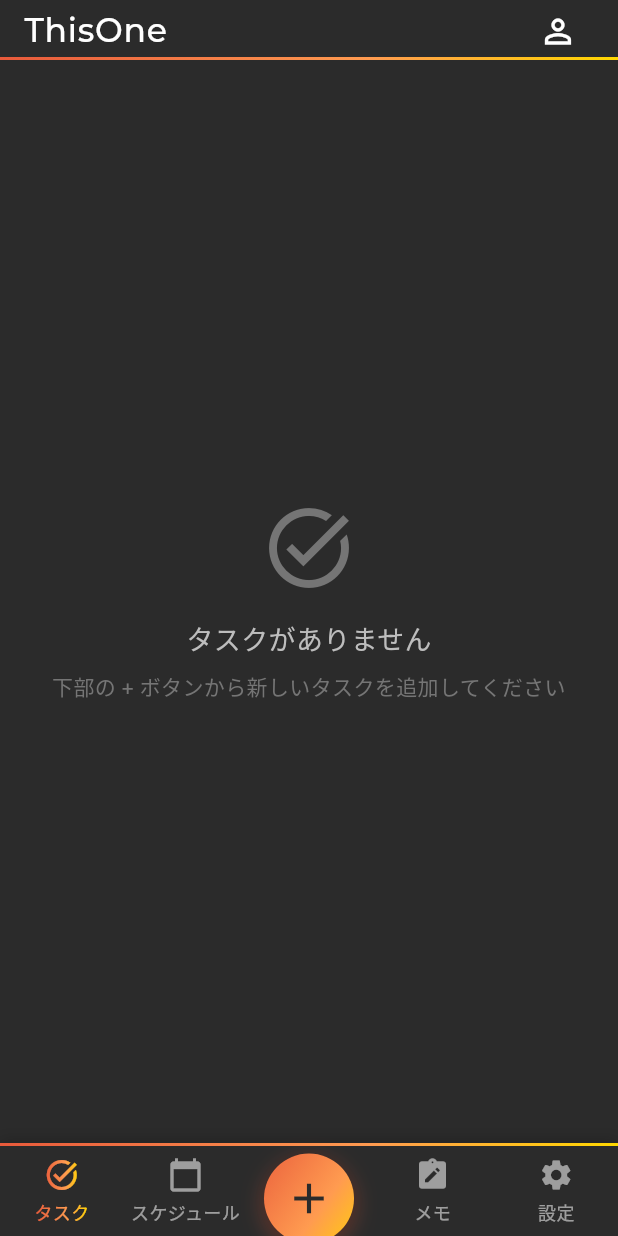
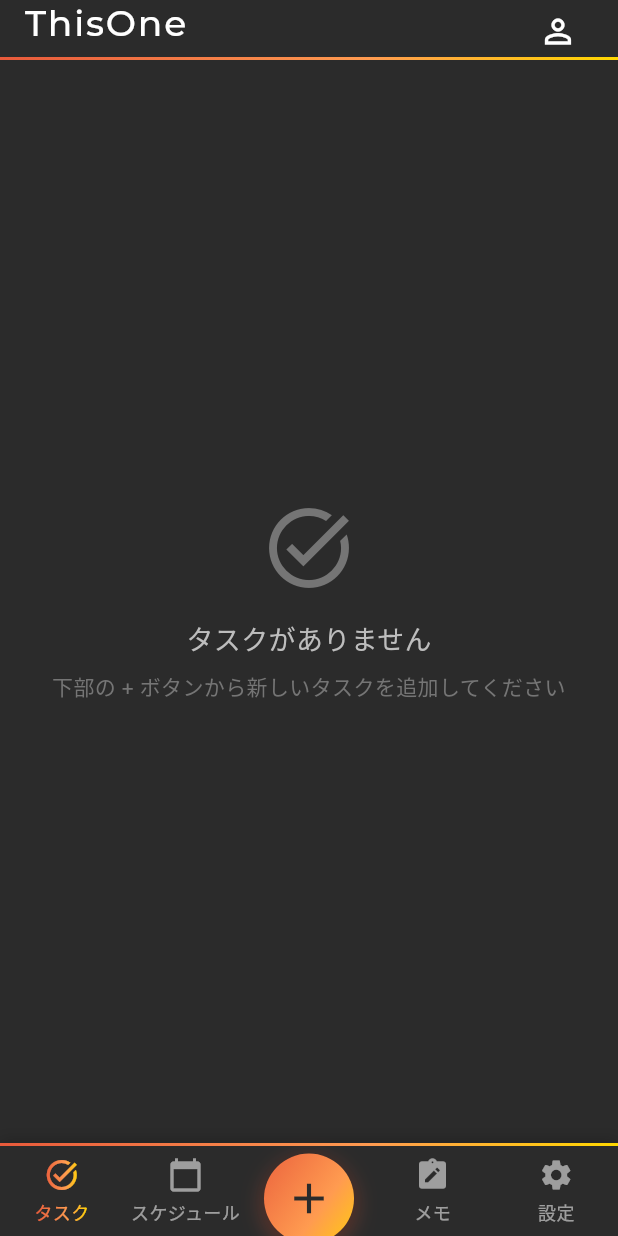
Before and after one commit to Kamon-Tahara-504/ThisOne-NewRepository, a Flutter app: the screen it shows after launch, on a phone screen of 412 x 824 dp. Run offline on Flutter 3.47's test engine with Material 3 defaults, Android fonts, the light colour scheme and no system bars; our stand-ins replace google_fonts, supabase_flutter, table_calendar; accounts and stored records are empty.

Commit message:
v1.0.9-dev ヘッダーの微調整

```diff
--- a/lib/main.dart
+++ b/lib/main.dart
@@ -108,13 +108,16 @@ class _MainScreenState extends State<MainScreen> {
                           child: Row(
                             children: [
                               // ヘッダー左寄せのタイトル
-                              Text(
-                                'ThisOne',
-                                style: GoogleFonts.montserrat(
-                                  color: Colors.white,
-                                  fontSize: 22,
-                                  fontWeight: FontWeight.w500, // 文字の太さ
-                                  letterSpacing: 0.5,
+                              Transform.translate(
+                                offset: const Offset(0, -6), // 2px上に移動
+                                child: Text(
+                                  'ThisOne',
+                                  style: GoogleFonts.montserrat(
+                                    color: Colors.white,
+                                    fontSize: 24,
+                                    fontWeight: FontWeight.w500, // 文字の太さ
+                                    letterSpacing: 1.2,
+                                  ),
                                 ),
                               ),
                               const Spacer(), // 右側にスペースを作る
```
